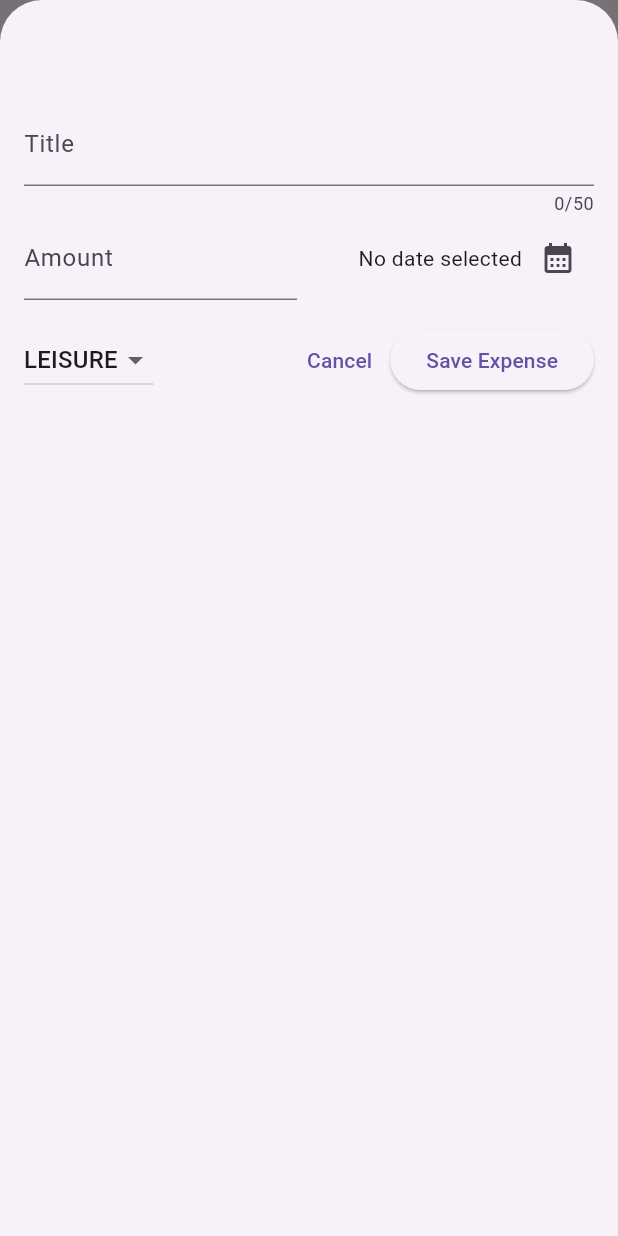
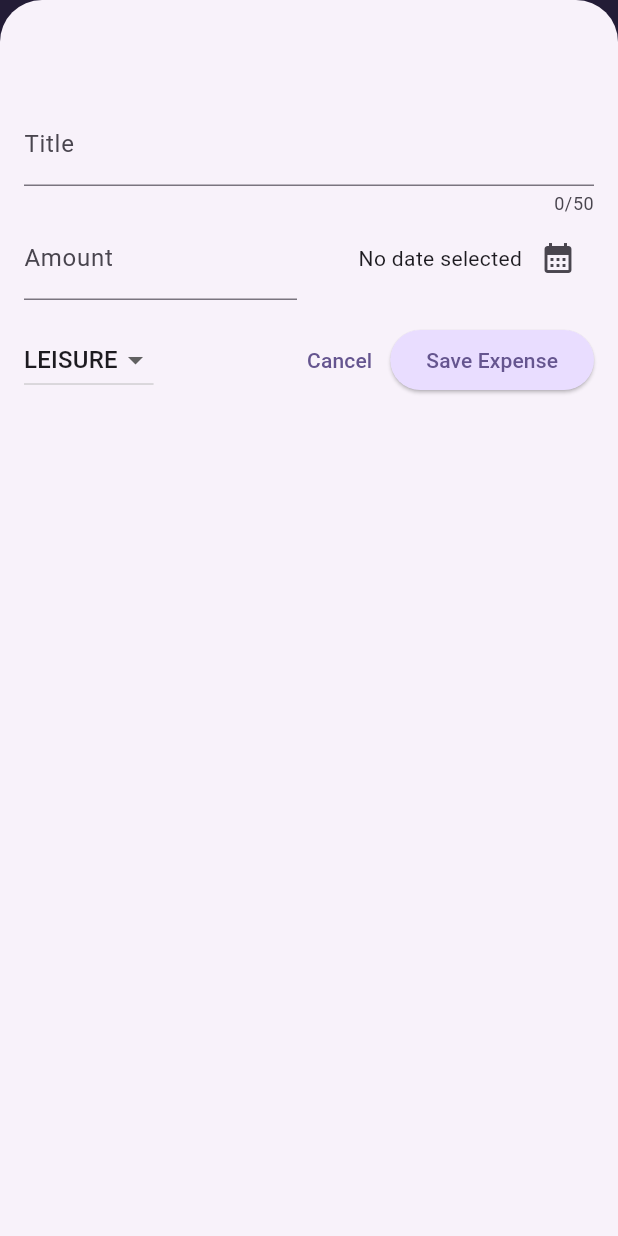
Before and after one commit to galiyev/flutter_udemy, a Flutter app: the screen it shows after launch, after a tap on the "add" icon, on a phone screen of 412 x 824 dp. Run offline on Flutter 3.47's test engine with Material 3 defaults, Android fonts, the phone set to English and light mode, and no system bars; our stand-ins replace google_fonts.

Commit message:
Lesson / 126 100%

```diff
--- a/expense_tracker/lib/main.dart
+++ b/expense_tracker/lib/main.dart
@@ -2,11 +2,35 @@ import 'package:flutter/material.dart';
 
 import 'package:expense_tracker/widgets/expenses.dart';
 
+var kColorScheme = ColorScheme.fromSeed(
+  seedColor: const Color.fromARGB(255, 96, 59, 181),);
+
 void main() {
   runApp(
      MaterialApp(
-      theme: ThemeData(useMaterial3: true),
-      home: Expenses(),
+      theme: ThemeData().copyWith(useMaterial3: true,
+              colorScheme: kColorScheme,
+        appBarTheme: const AppBarTheme().copyWith(
+            backgroundColor: kColorScheme.onPrimaryContainer,
+            foregroundColor: kColorScheme.primaryContainer,
+          ),
+        cardTheme: const CardTheme().copyWith(
+            color: kColorScheme.secondaryContainer,
+            margin: const EdgeInsets.symmetric(vertical: 8, horizontal: 16),
+        ),
+        elevatedButtonTheme: ElevatedButtonThemeData(
+            style: ElevatedButton.styleFrom(
+              backgroundColor: kColorScheme.primaryContainer
+            ),
+        ),
+        textTheme: ThemeData().textTheme.copyWith(
+          titleLarge: TextStyle(
+              fontWeight: FontWeight.normal,
+              color: kColorScheme.onSecondaryContainer,
+              fontSize: 14),
+        ),
+      ),
+      home: const Expenses(),
     ),
   );
 }
--- a/expense_tracker/lib/widgets/expense_list/expense_item.dart
+++ b/expense_tracker/lib/widgets/expense_list/expense_item.dart
@@ -26,7 +26,6 @@ class ExpenseItem extends StatelessWidget {
                     style: const TextStyle(
                       fontWeight: FontWeight.w600,
                       fontSize: 20,
-                      color: Colors.purple
                     ),
                 ),
               ],
```
